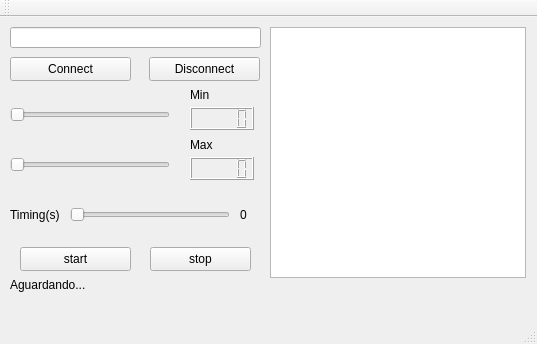
First picture: the form in QtTcpClientProducer/mainwindow.ui, repository julianessantos/QtSupervisory, before the edit.
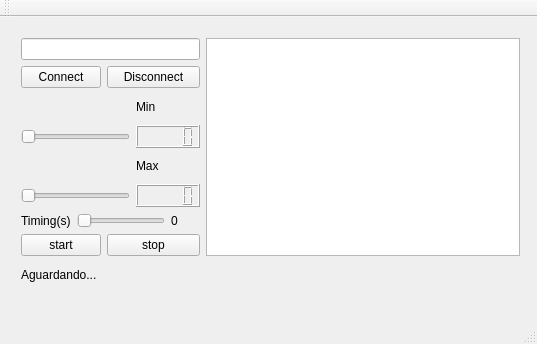
Second picture: the form after the edit.

What changed in the file:
```diff
--- a/QtTcpClientProducer/mainwindow.ui
+++ b/QtTcpClientProducer/mainwindow.ui
@@ -14,201 +14,113 @@
    <string>MainWindow</string>
   </property>
   <widget class="QWidget" name="centralWidget">
-   <widget class="QLineEdit" name="endIp">
+   <widget class="QWidget" name="">
     <property name="geometry">
      <rect>
       <x>10</x>
       <y>10</y>
-      <width>251</width>
-      <height>21</height>
+      <width>521</width>
+      <height>271</height>
      </rect>
     </property>
-   </widget>
+    <layout class="QGridLayout" name="gridLayout">
+     <item row="0" column="0" colspan="5">
+      <widget class="QLineEdit" name="endIp"/>
+     </item>
+     <item row="0" column="5" rowspan="8">
+      <widget class="QTextBrowser" name="tabela"/>
+     </item>
+     <item row="1" column="0" colspan="2">
    <widget class="QPushButton" name="connect">
-    <property name="geometry">
-     <rect>
-      <x>10</x>
-      <y>40</y>
-      <width>121</width>
-      <height>24</height>
-     </rect>
-    </property>
     <property name="text">
      <string>Connect</string>
     </property>
    </widget>
+     </item>
+     <item row="1" column="2" colspan="3">
    <widget class="QPushButton" name="disconnect">
-    <property name="geometry">
-     <rect>
-      <x>149</x>
-      <y>40</y>
-      <width>111</width>
-      <height>24</height>
-     </rect>
-    </property>
     <property name="text">
      <string>Disconnect</string>
     </property>
    </widget>
-   <widget class="QSlider" name="barraMin">
-    <property name="geometry">
-     <rect>
-      <x>10</x>
-      <y>90</y>
-      <width>160</width>
-      <height>16</height>
-     </rect>
-    </property>
-    <property name="orientation">
-     <enum>Qt::Horizontal</enum>
-    </property>
-   </widget>
-   <widget class="QLCDNumber" name="min">
-    <property name="geometry">
-     <rect>
-      <x>190</x>
-      <y>90</y>
-      <width>64</width>
-      <height>23</height>
-     </rect>
-    </property>
-   </widget>
+     </item>
+     <item row="2" column="3">
    <widget class="QLabel" name="label">
-    <property name="geometry">
-     <rect>
-      <x>190</x>
-      <y>70</y>
-      <width>49</width>
-      <height>16</height>
-     </rect>
-    </property>
     <property name="text">
      <string>Min</string>
     </property>
    </widget>
-   <widget class="QSlider" name="barraMax">
-    <property name="geometry">
-     <rect>
-      <x>10</x>
-      <y>140</y>
-      <width>160</width>
-      <height>16</height>
-     </rect>
-    </property>
+     </item>
+     <item row="3" column="0" colspan="3">
+      <widget class="QSlider" name="barraMin">
     <property name="orientation">
      <enum>Qt::Horizontal</enum>
     </property>
    </widget>
-   <widget class="QLCDNumber" name="max">
-    <property name="geometry">
-     <rect>
-      <x>190</x>
-      <y>140</y>
-      <width>64</width>
-      <height>23</height>
-     </rect>
-    </property>
-   </widget>
+     </item>
+     <item row="3" column="3" colspan="2">
+      <widget class="QLCDNumber" name="min"/>
+     </item>
+     <item row="4" column="3">
    <widget class="QLabel" name="label_2">
-    <property name="geometry">
-     <rect>
-      <x>190</x>
-      <y>120</y>
-      <width>49</width>
-      <height>16</height>
-     </rect>
-    </property>
     <property name="text">
      <string>Max</string>
     </property>
    </widget>
+     </item>
+     <item row="5" column="0" colspan="3">
+      <widget class="QSlider" name="barraMax">
+       <property name="orientation">
+        <enum>Qt::Horizontal</enum>
+       </property>
+      </widget>
+     </item>
+     <item row="5" column="3" colspan="2">
+      <widget class="QLCDNumber" name="max"/>
+     </item>
+     <item row="6" column="0">
    <widget class="QLabel" name="label_3">
-    <property name="geometry">
-     <rect>
-      <x>10</x>
-      <y>190</y>
-      <width>51</width>
-      <height>16</height>
-     </rect>
-    </property>
     <property name="text">
      <string>Timing(s)</string>
     </property>
    </widget>
+     </item>
+     <item row="6" column="1" colspan="3">
    <widget class="QSlider" name="barraTimer">
-    <property name="geometry">
-     <rect>
-      <x>70</x>
-      <y>190</y>
-      <width>160</width>
-      <height>16</height>
-     </rect>
-    </property>
     <property name="orientation">
      <enum>Qt::Horizontal</enum>
     </property>
    </widget>
+     </item>
+     <item row="6" column="4">
    <widget class="QLabel" name="contTimer">
-    <property name="geometry">
-     <rect>
-      <x>240</x>
-      <y>190</y>
-      <width>21</width>
-      <height>16</height>
-     </rect>
-    </property>
     <property name="text">
      <string>0</string>
     </property>
    </widget>
-   <widget class="QLabel" name="onoff">
-    <property name="geometry">
-     <rect>
-      <x>10</x>
-      <y>260</y>
-      <width>101</width>
-      <height>16</height>
-     </rect>
-    </property>
-    <property name="text">
-     <string>Aguardando...</string>
-    </property>
-   </widget>
+     </item>
+     <item row="7" column="0" colspan="2">
    <widget class="QPushButton" name="start">
-    <property name="geometry">
-     <rect>
-      <x>20</x>
-      <y>230</y>
-      <width>111</width>
-      <height>24</height>
-     </rect>
-    </property>
     <property name="text">
      <string>start</string>
     </property>
    </widget>
+     </item>
+     <item row="7" column="2" colspan="3">
    <widget class="QPushButton" name="stop">
-    <property name="geometry">
-     <rect>
-      <x>150</x>
-      <y>230</y>
-      <width>101</width>
-      <height>24</height>
-     </rect>
-    </property>
     <property name="text">
      <string>stop</string>
     </property>
    </widget>
-   <widget class="QTextBrowser" name="tabela">
-    <property name="geometry">
-     <rect>
-      <x>270</x>
-      <y>10</y>
-      <width>256</width>
-      <height>251</height>
-     </rect>
-    </property>
+     </item>
+     <item row="8" column="0" colspan="2">
+      <widget class="QLabel" name="onoff">
+       <property name="text">
+        <string>Aguardando...</string>
+       </property>
+      </widget>
+     </item>
+    </layout>
    </widget>
   </widget>
   <widget class="QMenuBar" name="menuBar">
```
Lines whose indentation alone changed are shown as unchanged.
